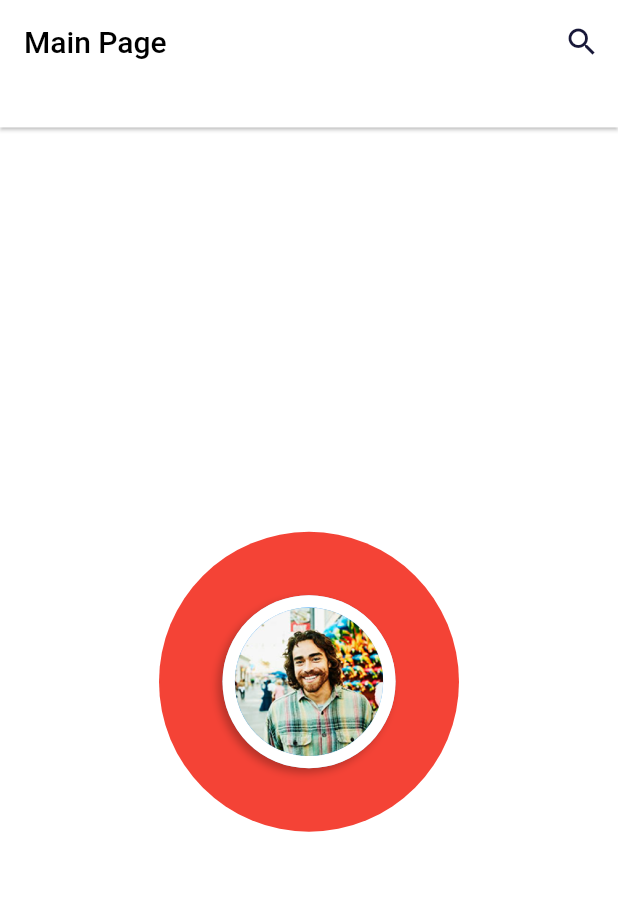
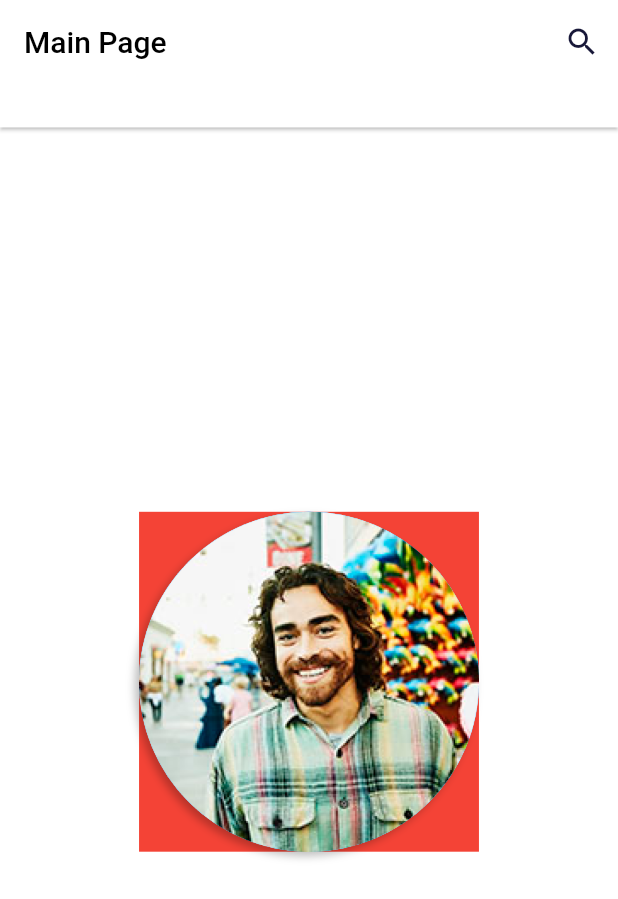
Before and after one commit to jhonandres0322/uisads_app, a Flutter app: the screen it shows after launch, on a phone screen of 412 x 824 dp. Shown: the top 899 px of the screen. Run offline on Flutter 3.47's test engine with Material 2 defaults, Android fonts, the phone set to English and light mode, and no system bars; our stand-ins replace flutter_screenutil, google_fonts.

Commit message:
Procesamiento perfil

```diff
--- a/lib/src/widgets/avatar_perfil.dart
+++ b/lib/src/widgets/avatar_perfil.dart
@@ -3,6 +3,7 @@ import 'package:uisads_app/src/constants/colors.dart';
 
 
 /// Widget con el circulo del usuario centrado en el stack
+/// El size pasado al Perfil circulo usuario permite distribuir el tamaño entre ellos
 class PerfilCirculoUsuario extends StatelessWidget {
   const PerfilCirculoUsuario({
     Key? key,
@@ -13,12 +14,13 @@ class PerfilCirculoUsuario extends StatelessWidget {
 
   @override
   Widget build(BuildContext context) {
+    // Width y height del circulo como el tamaño maximo que se puede permitir, en base al size pasado, que sera del mismo tamaño que el stack
     return Container(
-      width: 200,
-      height: 200,
+      width: size.width * 0.55,
+      height: size.width * 0.55,
       decoration: BoxDecoration(
         color: Colors.red,
-        shape: BoxShape.circle,
+        // shape: BoxShape.circle,
       ),
       child: Stack(
         alignment: Alignment.center,
@@ -58,11 +60,15 @@ class _CirculoFondoAvatar extends StatelessWidget {
           ],
         ),
       ),
-      radius: size.width * 0.14,
-      // maxRadius: size.width * 0.18,
+      radius: size.width * 0.40,
+      // maxRadius: size.width * 0.55,
     );
   }
 }
+
+/// Widget frente del usuario Perfil
+/// Debe contener un tamaño menor o igual que el de su fondo
+/// para el efecto del shadow y una visualizacion con marco
 class _CirculoFrenteAvatar extends StatelessWidget {
   const _CirculoFrenteAvatar({
     Key? key,
@@ -78,8 +84,8 @@ class _CirculoFrenteAvatar extends StatelessWidget {
         fit: BoxFit.cover,
       ),
       backgroundColor: Colors.blue,
-      radius: size.width * 0.12,
-      // maxRadius: size.width * 0.13,
+      radius: size.width * 0.40,
+      // maxRadius: size.width * 0.55,
     );
   }
 }
```
